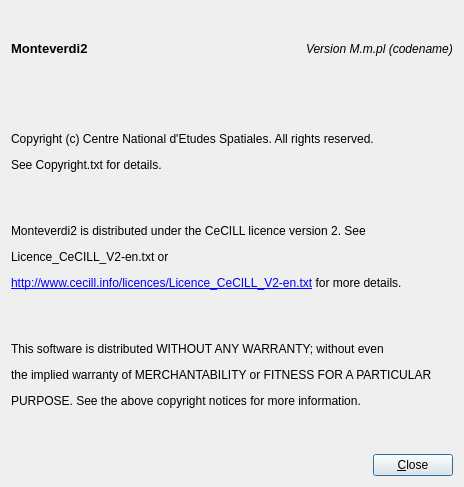
Above: Code/Common/Gui/mvdAboutDialog.ui from orfeotoolbox/OTB before the change. Below: the same form after it.
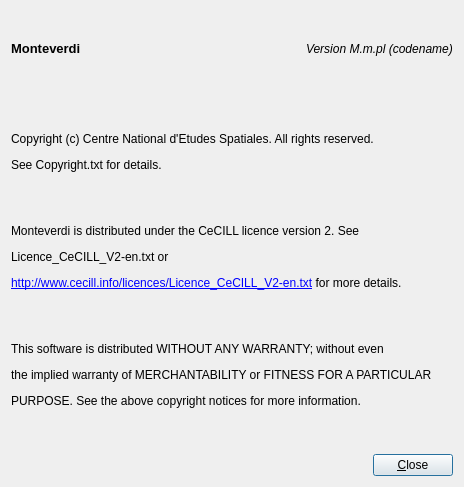
That is the form after the change.

Commit message: ENH: Update build configuration, licence text etc. by replacing Monteverdi2 and Mv2 by Monteverdi.

```diff
--- a/Code/Common/Gui/mvdAboutDialog.ui
+++ b/Code/Common/Gui/mvdAboutDialog.ui
@@ -46,7 +46,7 @@
           </font>
          </property>
          <property name="text">
-          <string>Monteverdi2</string>
+          <string>Monteverdi</string>
          </property>
          <property name="scaledContents">
           <bool>false</bool>
@@ -98,7 +98,7 @@
         <enum>QFrame::NoFrame</enum>
        </property>
        <property name="text">
-        <string>&lt;br /&gt;&lt;p&gt;Copyright (c) Centre National d'Etudes Spatiales. All rights reserved.&lt;/p&gt;&lt;p&gt;See Copyright.txt for details.&lt;/p&gt;&lt;br /&gt;&lt;p&gt;Monteverdi2 is distributed under the CeCILL licence version 2. See&lt;/p&gt;&lt;p&gt;Licence_CeCILL_V2-en.txt or&lt;/p&gt;&lt;p&gt;&lt;a href=&quot;http://www.cecill.info/licences/Licence_CeCILL_V2-en.txt&quot;&gt;http://www.cecill.info/licences/Licence_CeCILL_V2-en.txt&lt;/a&gt; for more details.&lt;/p&gt;&lt;br /&gt;&lt;p&gt;This software is distributed WITHOUT ANY WARRANTY; without even&lt;/p&gt;&lt;p&gt;the implied warranty of MERCHANTABILITY or FITNESS FOR A PARTICULAR&lt;/p&gt;&lt;p&gt;PURPOSE.  See the above copyright notices for more information&lt;/a&gt;.&lt;/p&gt;&lt;br /&gt;</string>
+        <string>&lt;br /&gt;&lt;p&gt;Copyright (c) Centre National d'Etudes Spatiales. All rights reserved.&lt;/p&gt;&lt;p&gt;See Copyright.txt for details.&lt;/p&gt;&lt;br /&gt;&lt;p&gt;Monteverdi is distributed under the CeCILL licence version 2. See&lt;/p&gt;&lt;p&gt;Licence_CeCILL_V2-en.txt or&lt;/p&gt;&lt;p&gt;&lt;a href=&quot;http://www.cecill.info/licences/Licence_CeCILL_V2-en.txt&quot;&gt;http://www.cecill.info/licences/Licence_CeCILL_V2-en.txt&lt;/a&gt; for more details.&lt;/p&gt;&lt;br /&gt;&lt;p&gt;This software is distributed WITHOUT ANY WARRANTY; without even&lt;/p&gt;&lt;p&gt;the implied warranty of MERCHANTABILITY or FITNESS FOR A PARTICULAR&lt;/p&gt;&lt;p&gt;PURPOSE.  See the above copyright notices for more information&lt;/a&gt;.&lt;/p&gt;&lt;br /&gt;</string>
        </property>
       </widget>
      </item>
```
The commit also changes 239 other files.
